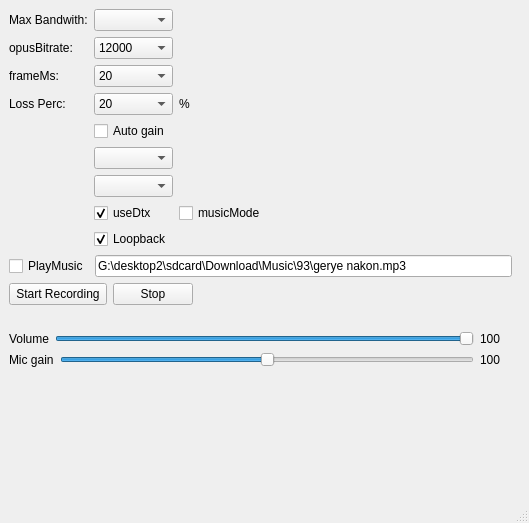
Old version of the form mainwindow.ui in the repository crazyfull/AudioStreamer.
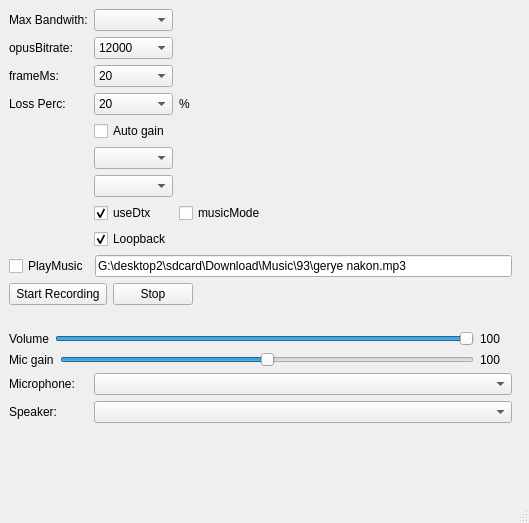
New version of the form.

Commit message:
Add input/output audio device selection (mic + speaker combo boxes)
ListInputDevices/ListOutputDevices, SetDevice on AudioInput/AudioOutput with fallback to the
default device, AudioConfig.inputDeviceId/outputDeviceId, two combo boxes in the UI.

Claude-Session: https://claude.ai/code/session_016EnjBJJMHudVNgruCjuybf

```diff
--- a/mainwindow.ui
+++ b/mainwindow.ui
@@ -131,6 +131,34 @@
       </layout>
      </item>
      <item row="14" column="0">
+      <widget class="QLabel" name="label_inputDevice">
+       <property name="text">
+        <string>Microphone:</string>
+       </property>
+      </widget>
+     </item>
+     <item row="14" column="1" colspan="2">
+      <widget class="QComboBox" name="inputDevice_comboBox">
+       <property name="toolTip">
+        <string>Recording device (applied on Start)</string>
+       </property>
+      </widget>
+     </item>
+     <item row="15" column="0">
+      <widget class="QLabel" name="label_outputDevice">
+       <property name="text">
+        <string>Speaker:</string>
+       </property>
+      </widget>
+     </item>
+     <item row="15" column="1" colspan="2">
+      <widget class="QComboBox" name="outputDevice_comboBox">
+       <property name="toolTip">
+        <string>Playback device (applied on Start)</string>
+       </property>
+      </widget>
+     </item>
+     <item row="16" column="0">
       <spacer name="verticalSpacer">
        <property name="orientation">
         <enum>Qt::Vertical</enum>
```
The commit also changes 11 other files.
